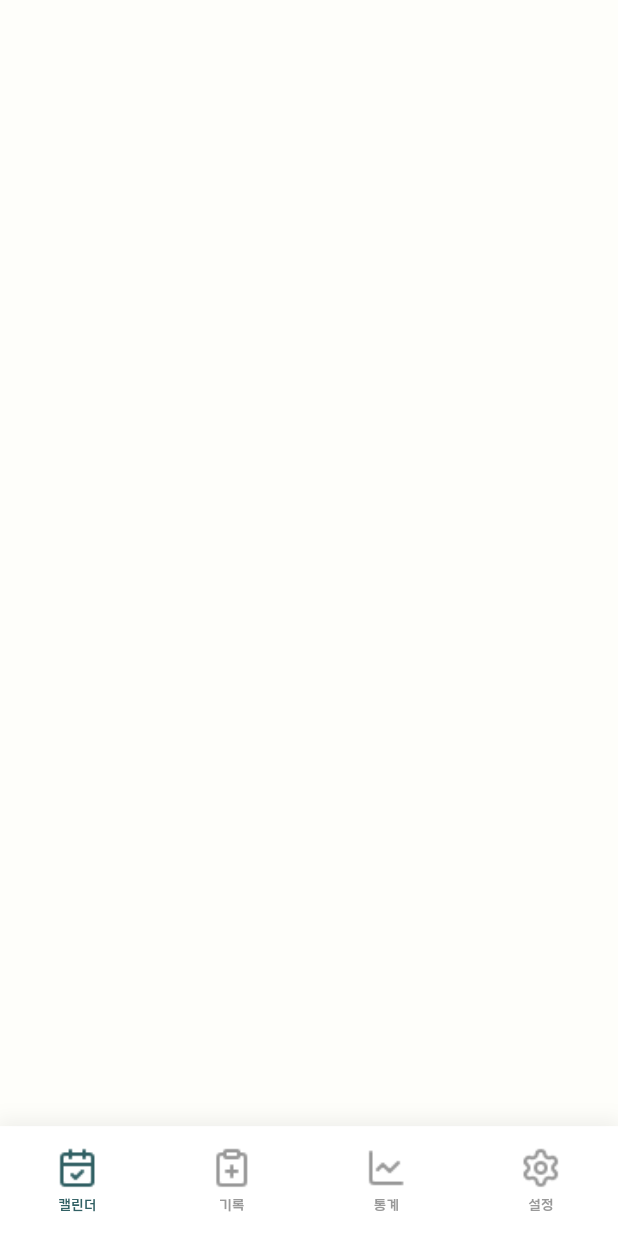
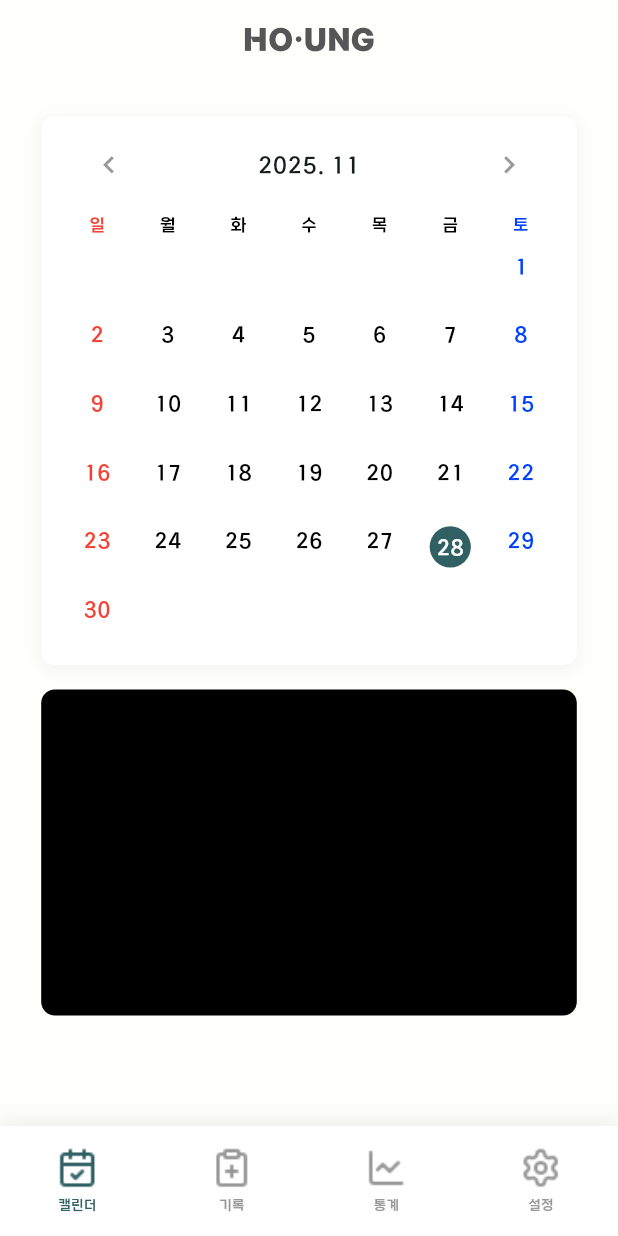
Before and after one commit to Obebe-creator/capstone_baseball, a Flutter app: the screen it shows after launch, on a phone screen of 412 x 824 dp. Run offline on Flutter 3.47's test engine with Material 3 defaults, Android fonts, the phone set to English and light mode, and no system bars; drawn by our look-alikes of table_calendar; our stand-ins replace flutter_screenutil, get, logger.

Commit message:
calendar

```diff
--- a/lib/binding/main_bindings.dart
+++ b/lib/binding/main_bindings.dart
@@ -1,4 +1,5 @@
 import 'package:capstone_baseball/controller/bottom_nav_controller.dart';
+import 'package:capstone_baseball/controller/home_controller.dart';
 import 'package:get/get.dart';
 
 class MainBindings implements Bindings {
@@ -6,6 +7,6 @@ class MainBindings implements Bindings {
   void dependencies() {
     // 바텀네비게이션 / 뒤로가기 관리
     Get.put(BottomNavController());
-    // Get.put(HomeController());
+    Get.put(HomeController());
   }
 }
--- a/lib/controller/home_controller.dart
+++ b/lib/controller/home_controller.dart
@@ -1,3 +1,33 @@
 import 'package:get/get.dart';
+import 'package:intl/intl.dart';
 
-class HomeController extends GetxController {}
+class HomeController extends GetxController {
+  /// 선택된 날짜 (기본: 오늘)
+  final Rx<DateTime> selectedDate = DateTime.now().obs;
+
+  /// 현재 보고 있는 달 (캘린더 페이지)
+  final Rx<DateTime> focusedMonth = DateTime.now().obs;
+
+  /// 예: 나중에 날짜별 기록 맵
+  /// key: yyyymmdd 문자열, value: 간단 메모
+  final RxMap<String, String> recordsByDate = <String, String>{}.obs;
+
+  /// 날짜 포맷 키
+  String _dateKey(DateTime date) => DateFormat('yyyyMMdd').format(date);
+
+  /// 선택한 날짜 변경
+  void onDaySelected(DateTime day, DateTime focusedDay) {
+    selectedDate.value = day;
+    focusedMonth.value = focusedDay;
+  }
+
+  /// 나중에 기록 저장용 (History 탭에서 추가해도 사용 가능)
+  void saveRecord(DateTime date, String text) {
+    recordsByDate[_dateKey(date)] = text;
+  }
+
+  /// 선택한 날짜의 기록 가져오기
+  String? get recordOfSelectedDate {
+    return recordsByDate[_dateKey(selectedDate.value)];
+  }
+}
--- a/lib/main.dart
+++ b/lib/main.dart
@@ -1,9 +1,13 @@
 import 'package:capstone_baseball/app.dart';
 import 'package:flutter/material.dart';
 import 'package:flutter/services.dart';
+import 'package:intl/date_symbol_data_local.dart';
 
 Future<void> main() async {
   WidgetsFlutterBinding.ensureInitialized();
+
+  // 한국어 Locale 초기화
+  await initializeDateFormatting('ko_KR', null);
 
   // 세로 모드 고정
   SystemChrome.setEnabledSystemUIMode(
--- a/lib/theme/app_colors.dart
+++ b/lib/theme/app_colors.dart
@@ -17,4 +17,13 @@ class AppColors {
   static const Color grey_04 = Color(0xFF999999);
   static const Color grey_05 = Color(0xFF686868);
   static const Color grey_06 = Color(0xFFC9C9C9);
+  static const Color grey_title = Color(0xFF565656);
+
+  // Red
+  static const Color red_01 = Color(0xFFE60000);
+
+  // Blue
+  static const Color blue_01 = Color(0xFF0040FF);
+  static const Color blue_02 = Color(0xFF94A4F9);
+  static const Color blue_03 = Color(0xFF89B2E7);
 }
--- a/lib/theme/font_styles.dart
+++ b/lib/theme/font_styles.dart
@@ -3,15 +3,24 @@ import 'package:flutter_screenutil/flutter_screenutil.dart';
 
 class FontStyles {
   // MARK: KBO 폰트
-  static TextStyle KBO_medium_8 = TextStyle(
-    fontFamily: 'KBODiaGothic M',
-    fontSize: 8.sp,
-    height: 1.2.h,
-  );
 
   static TextStyle KBO_light_10 = TextStyle(
     fontFamily: 'KBODiaGothic L',
     fontSize: 10.sp,
+    fontWeight: FontWeight.w400,
+    height: 1.2.h,
+  );
+
+  static TextStyle KBO_light_12 = TextStyle(
+    fontFamily: 'KBODiaGothic L',
+    fontSize: 12.sp,
+    fontWeight: FontWeight.w400,
+    height: 1.2.h,
+  );
+
+  static TextStyle KBO_light_13 = TextStyle(
+    fontFamily: 'KBODiaGothic L',
+    fontSize: 13.sp,
     fontWeight: FontWeight.w400,
     height: 1.2.h,
   );
@@ -22,4 +31,53 @@ class FontStyles {
     fontWeight: FontWeight.w400,
     height: 1.2.h,
   );
+  // MARK: Medium
+  static TextStyle KBO_medium_8 = TextStyle(
+    fontFamily: 'KBODiaGothic M',
+    fontSize: 8.sp,
+    height: 1.2.h,
+  );
+
+  static TextStyle KBO_medium_10 = TextStyle(
+    fontFamily: 'KBODiaGothic M',
+    fontSize: 10.sp,
+
+    height: 1.2.h,
+  );
+
+  static TextStyle KBO_medium_12 = TextStyle(
+    fontFamily: 'KBODiaGothic M',
+    fontSize: 12.sp,
+
+    height: 1.2.h,
+  );
+
+  static TextStyle KBO_medium_13 = TextStyle(
+    fontFamily: 'KBODiaGothic M',
+    fontSize: 13.sp,
+    height: 1.2.h,
+  );
+
+  // MARK: - Bold
+
+  static TextStyle KBO_bold_10 = TextStyle(
+    fontFamily: 'KBODiaGothic B',
+    fontSize: 10.sp,
+    // fontWeight: FontWeight.bold,
+    height: 1.2.h,
+  );
+
+  static TextStyle KBO_bold_12 = TextStyle(
+    fontFamily: 'KBODiaGothic B',
+    fontSize: 12.sp,
+    // fontWeight: FontWeight.bold,
+    height: 1.2.h,
+  );
+
+  static TextStyle KBO_bold_17 = TextStyle(
+    fontFamily: 'KBODiaGothic B',
+    fontSize: 17.sp,
+    // fontWeight: FontWeight.bold,
+    height: 1.2.h,
+  );
 }
--- a/lib/view/home/home_main.dart
+++ b/lib/view/home/home_main.dart
@@ -1,5 +1,10 @@
 import 'package:capstone_baseball/controller/home_controller.dart';
+import 'package:capstone_baseball/theme/app_colors.dart';
+import 'package:capstone_baseball/theme/font_styles.dart';
+import 'package:capstone_baseball/view/home/widget/home_calendar.dart';
+
 import 'package:flutter/material.dart';
+import 'package:flutter_screenutil/flutter_screenutil.dart';
 import 'package:get/get.dart';
 
 class HomeMain extends GetView<HomeController> {
@@ -7,10 +12,51 @@ class HomeMain extends GetView<HomeController> {
 
   @override
   Widget build(BuildContext context) {
-    return Scaffold(body: _body());
+    return _body();
   }
 
   Widget _body() {
-    return Column();
+    return Center(
+      child: Column(
+        mainAxisAlignment: MainAxisAlignment.start,
+        children: [
+          SizedBox(height: 12.h),
+          // top widget
+          Text(
+            'HO·UNG',
+            style: FontStyles.KBO_bold_17.copyWith(color: AppColors.grey_title),
+          ),
+          SizedBox(height: 32.h),
+          // MARK: - 캘린더
+          Container(
+            width: 312.w,
+            height: 320.h,
+            padding: EdgeInsets.symmetric(horizontal: 12.w, vertical: 8.h),
+            decoration: BoxDecoration(
+              borderRadius: BorderRadius.circular(8.r),
+              color: AppColors.white,
+              boxShadow: [
+                BoxShadow(
+                  color: Colors.black.withOpacity(0.05),
+                  blurRadius: 8,
+                  offset: const Offset(0, 2),
+                ),
+              ],
+            ),
+            child: const HomeCalendar(),
+          ),
+          SizedBox(height: 14.h),
+          // MARK: - 내용
+          Container(
+            width: 312.w,
+            height: 190.h,
+            decoration: BoxDecoration(
+              borderRadius: BorderRadius.circular(8.r),
+              color: AppColors.black,
+            ),
+          ),
+        ],
+      ),
+    );
   }
 }
--- /dev/null
+++ b/lib/view/home/widget/home_calendar.dart
@@ -0,0 +1,157 @@
+import 'package:capstone_baseball/controller/home_controller.dart';
+import 'package:capstone_baseball/theme/app_colors.dart';
+import 'package:capstone_baseball/theme/font_styles.dart';
+import 'package:flutter/material.dart';
+import 'package:flutter_screenutil/flutter_screenutil.dart';
+import 'package:get/get.dart';
+import 'package:table_calendar/table_calendar.dart';
+import 'package:intl/intl.dart';
+
+class HomeCalendar extends GetView<HomeController> {
+  const HomeCalendar({super.key});
+
+  /// 모든 날짜 셀 공통 레이아웃
+  /// - 가로: 가운데
+  /// - 세로: 위에서 6.h 내려온 위치
+  /// - [selected]일 때만 동그라미 배경 추가
+  Widget _buildDayCell(DateTime day, Color textColor, {bool selected = false}) {
+    final textStyle = FontStyles.KBO_medium_12.copyWith(
+      color: selected ? AppColors.white : textColor,
+    );
+
+    Widget child;
+    if (selected) {
+      child = Stack(
+        alignment: Alignment.center,
+        children: [
+          Container(
+            width: 24.h,
+            height: 24.h,
+            decoration: BoxDecoration(
+              shape: BoxShape.circle,
+              color: AppColors.mainColor,
+            ),
+          ),
+          Text('${day.day}', style: textStyle),
+        ],
+      );
+    } else {
+      child = Text('${day.day}', style: textStyle);
+    }
+
+    return SizedBox.expand(
+      child: Align(
+        alignment: Alignment.topCenter,
+        child: Padding(
+          padding: EdgeInsets.only(top: 6.h),
+          child: child,
+        ),
+      ),
+    );
+  }
+
+  @override
+  Widget build(BuildContext context) {
+    return Obx(
+      () => TableCalendar(
+        firstDay: DateTime.utc(2020, 1, 1),
+        lastDay: DateTime.utc(2030, 12, 31),
+        focusedDay: controller.focusedMonth.value,
+        locale: 'ko_KR',
+
+        // 월 기준
+        calendarFormat: CalendarFormat.month,
+
+        // 한 주 시작 요일 (일요일 시작)
+        startingDayOfWeek: StartingDayOfWeek.sunday,
+
+        // 요일(일~토) 줄 높이
+        daysOfWeekHeight: 18.h,
+        // 각 날짜 칸 높이
+        rowHeight: 40.h,
+
+        // ✅ 요일/날짜 셀 커스텀 빌더
+        calendarBuilders: CalendarBuilders(
+          // --- 요일 헤더 (일~토) ---
+          dowBuilder: (context, day) {
+            final text = DateFormat.E('ko_KR').format(day).substring(0, 1);
+
+            Color color;
+            if (day.weekday == DateTime.sunday) {
+              color = Colors.red; // 일요일
+            } else if (day.weekday == DateTime.saturday) {
+              color = AppColors.blue_01; // 토요일
+            } else {
+              color = AppColors.black; // 평일
+            }
+
+            return Center(
+              child: Text(
+                text,
+                style: FontStyles.KBO_medium_10.copyWith(color: color),
+              ),
+            );
+          },
+
+          // --- 일반 날짜 셀 ---
+          defaultBuilder: (context, day, focusedDay) {
+            Color color;
+            if (day.weekday == DateTime.sunday) {
+              color = Colors.red;
+            } else if (day.weekday == DateTime.saturday) {
+              color = AppColors.blue_01;
+            } else {
+              color = AppColors.black;
+            }
+
+            return _buildDayCell(day, color);
+          },
+
+          // --- 오늘 날짜 셀 (텍스트 색만 메인컬러) ---
+          todayBuilder: (context, day, focusedDay) {
+            return _buildDayCell(day, AppColors.mainColor);
+          },
+
+          // --- 선택된 날짜 셀 (배경 메인컬러 + 흰 글씨)
+          //     → 숫자 위치는 다른 날과 100% 동일
+          selectedBuilder: (context, day, focusedDay) {
+            return _buildDayCell(day, AppColors.mainColor, selected: true);
+          },
+        ),
+
+        headerStyle: HeaderStyle(
+          formatButtonVisible: false,
+          titleCentered: true,
+          titleTextStyle: FontStyles.KBO_medium_13,
+          titleTextFormatter: (date, locale) {
+            return DateFormat('yyyy. MM', locale).format(date);
+          },
+          leftChevronIcon: Icon(
+            Icons.chevron_left,
+            size: 20.sp,
+            color: AppColors.grey_04,
+          ),
+          rightChevronIcon: Icon(
+            Icons.chevron_right,
+            size: 20.sp,
+            color: AppColors.grey_04,
+          ),
+          headerPadding: EdgeInsets.only(bottom: 6.h),
+        ),
+
+        selectedDayPredicate: (day) =>
+            isSameDay(day, controller.selectedDate.value),
+        onDaySelected: (selectedDay, focusedDay) {
+          controller.onDaySelected(selectedDay, focusedDay);
+        },
+
+        calendarStyle: CalendarStyle(
+          cellMargin: EdgeInsets.zero,
+          cellPadding: EdgeInsets.zero,
+          outsideDaysVisible: false,
+          isTodayHighlighted: true,
+        ),
+      ),
+    );
+  }
+}
--- a/pubspec.yaml
+++ b/pubspec.yaml
@@ -16,6 +16,7 @@ dependencies:
   shared_preferences: ^2.5.3
   flutter_phoenix: ^1.1.1
   logger: ^2.6.2
+  table_calendar: ^3.2.0
 
 dev_dependencies:
   flutter_test:
```
Also changed, not shown: pubspec.lock, 1 other file.
